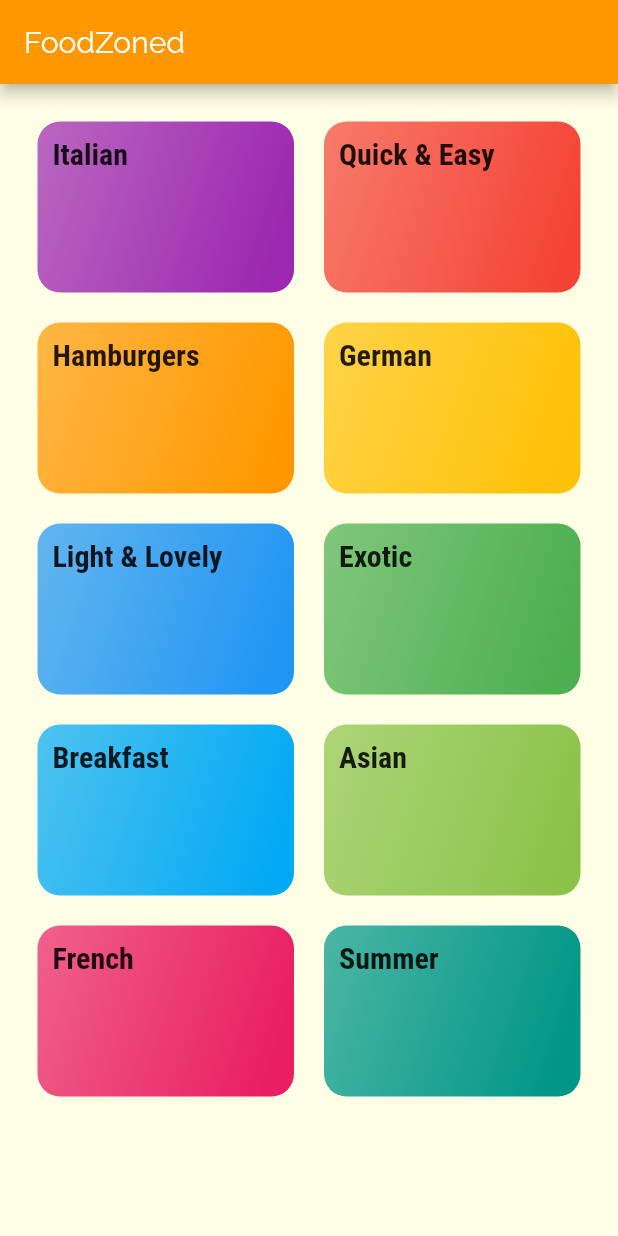
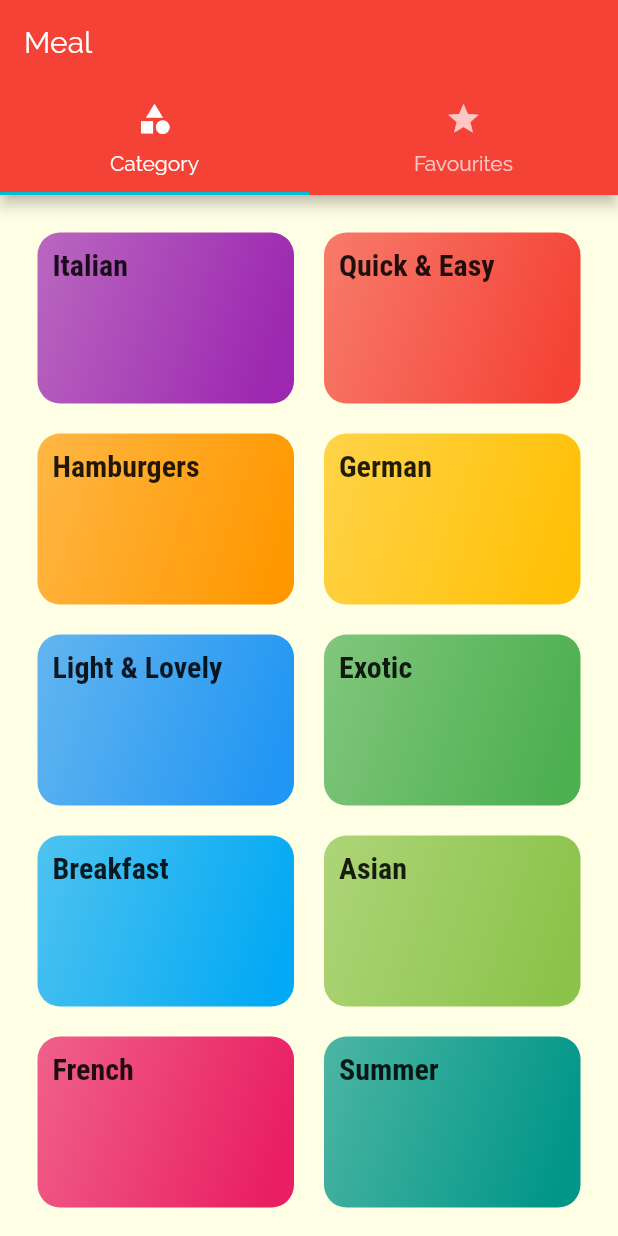
Before and after one commit to dipinkp1993/FoodZoned, a Flutter app: the screen it shows after launch, on a phone screen of 412 x 824 dp. Run offline on Flutter 3.47's test engine with Material 2 defaults, Android fonts, the phone set to English and light mode, and no system bars.

Commit message:
added tabbar to appbar

```diff
--- a/lib/main.dart
+++ b/lib/main.dart
@@ -2,6 +2,7 @@ import 'package:flutter/material.dart';
 import './pages/categories_page.dart';
 import './pages/category_recipe_page.dart';
 import './pages/meal_recipe_page.dart';
+import './pages/tabs_page.dart';
 
 void main() => runApp(MyApp());
 
@@ -11,7 +12,7 @@ class MyApp extends StatelessWidget {
     return MaterialApp(
       title: 'FoodMate',
       theme: ThemeData(
-        primarySwatch: Colors.orange,
+        primarySwatch: Colors.red,
         accentColor: Colors.cyan,
         canvasColor: Color.fromRGBO(255, 255, 229, 1),
         fontFamily: 'Raleway',
@@ -23,7 +24,7 @@ class MyApp extends StatelessWidget {
               ),
             ),
       ),
-      home: CategoriesPage(),
+      home: TabsPage(),
       routes: {
         CategoryRecipePage.routeName: (ctx) => CategoryRecipePage(),
         MealRecipeDetail.routeName: (ctx) => MealRecipeDetail(),
--- a/lib/pages/categories_page.dart
+++ b/lib/pages/categories_page.dart
@@ -6,16 +6,7 @@ class CategoriesPage extends StatelessWidget {
   //This page controls entire content in the device of this app
   @override
   Widget build(BuildContext context) {
-    return Scaffold(
-      appBar: AppBar(
-        title: Text(
-          'FoodZoned',
-          style: TextStyle(
-            color: Colors.white,
-          ),
-        ),
-      ),
-      body: GridView(
+    return GridView(
       padding: const EdgeInsets.all(25),
       children: DUMMY_CATEGORIES
           .map((catItem) => CategoryItem(
@@ -30,7 +21,6 @@ class CategoriesPage extends StatelessWidget {
         crossAxisSpacing: 20,
         mainAxisSpacing: 20,
       ),
-      ),
     );
   }
 }
--- /dev/null
+++ b/lib/pages/favourites_page.dart
@@ -0,0 +1,10 @@
+import 'package:flutter/material.dart';
+
+class FavouritesPage extends StatelessWidget {
+  @override
+  Widget build(BuildContext context) {
+    return Center(
+      child: Text("Hio"),
+    );
+  }
+}
--- /dev/null
+++ b/lib/pages/tabs_page.dart
@@ -0,0 +1,39 @@
+import 'package:flutter/material.dart';
+import '../pages/categories_page.dart';
+import '../pages/favourites_page.dart';
+
+class TabsPage extends StatefulWidget {
+  @override
+  _TabsPageState createState() => _TabsPageState();
+}
+
+class _TabsPageState extends State<TabsPage> {
+  @override
+  Widget build(BuildContext context) {
+    return DefaultTabController(
+        length: 2,
+        child: Scaffold(
+          appBar: AppBar(
+            title: Text('Meal'),
+            bottom: TabBar(
+              tabs: <Widget>[
+                Tab(
+                  icon: Icon(Icons.category),
+                  text: 'Category',
+                ),
+                Tab(
+                  icon: Icon(Icons.star),
+                  text: 'Favourites',
+                ),
+              ],
+            ),
+          ),
+          body: TabBarView(
+            children: <Widget>[
+              CategoriesPage(),
+              FavouritesPage(),
+            ],
+          ),
+        ));
+  }
+}
```
Lines whose indentation alone changed are shown as unchanged.
